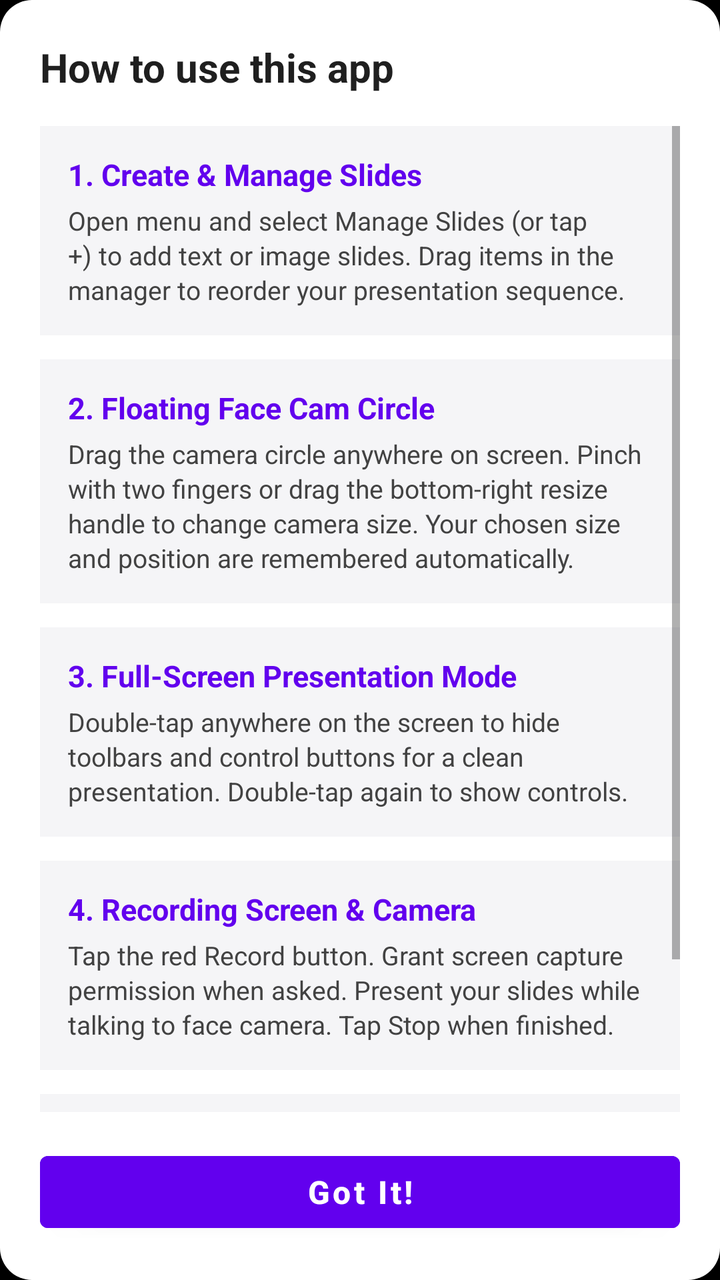
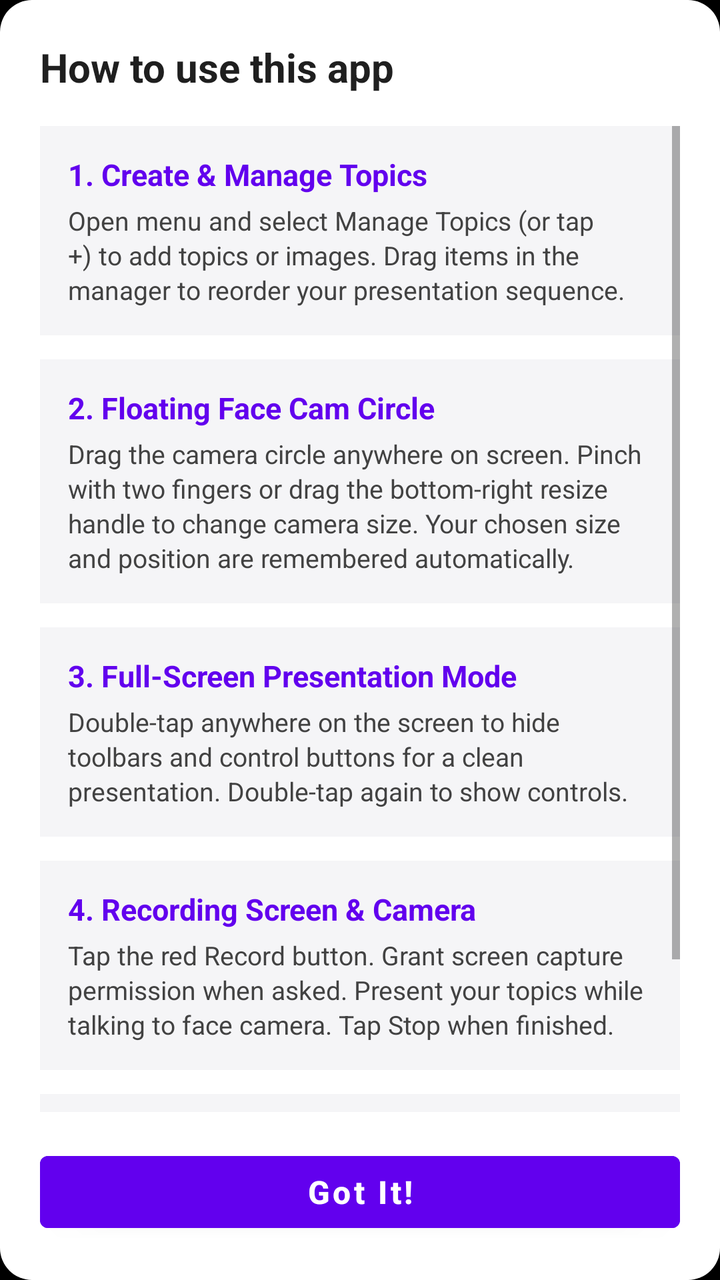

The first picture is an Android layout as it rendered before a commit; the second is the same layout after the commit. The layout source and the unified diff follow.
<!-- AndroidManifest.xml: application theme Theme.CustomScreen -->
<!-- res/layout/dialog_how_to_use.xml -->
<?xml version="1.0" encoding="utf-8"?>
<LinearLayout xmlns:android="http://schemas.android.com/apk/res/android"
    xmlns:app="http://schemas.android.com/apk/res-auto"
    android:layout_width="match_parent"
    android:layout_height="wrap_content"
    android:orientation="vertical"
    android:padding="20dp"
    android:background="@drawable/bg_dialog_rounded">

    <TextView
        android:layout_width="match_parent"
        android:layout_height="wrap_content"
        android:text="How to use this app"
        android:textColor="#1F1F1F"
        android:textSize="20sp"
        android:textStyle="bold"
        android:layout_marginBottom="16dp" />

    <ScrollView
        android:layout_width="match_parent"
        android:layout_height="0dp"
        android:layout_weight="1"
        android:maxHeight="420dp"
        android:overScrollMode="never">

        <LinearLayout
            android:layout_width="match_parent"
            android:layout_height="wrap_content"
            android:orientation="vertical">

            
            <LinearLayout
                android:layout_width="match_parent"
                android:layout_height="wrap_content"
                android:orientation="vertical"
                android:background="#F5F5F7"
                android:padding="14dp"
                android:layout_marginBottom="12dp">

                <TextView
                    android:layout_width="match_parent"
                    android:layout_height="wrap_content"
                    android:text="1. Create &amp; Manage Slides"
                    android:textColor="#6200EE"
                    android:textSize="15sp"
                    android:textStyle="bold"
                    android:layout_marginBottom="4dp" />

                <TextView
                    android:layout_width="match_parent"
                    android:layout_height="wrap_content"
                    android:text="Open menu and select Manage Slides (or tap +) to add text or image slides. Drag items in the manager to reorder your presentation sequence."
                    android:textColor="#424242"
                    android:textSize="13sp"
                    android:lineSpacingExtra="2dp" />
            </LinearLayout>

            
            <LinearLayout
                android:layout_width="match_parent"
                android:layout_height="wrap_content"
                android:orientation="vertical"
                android:background="#F5F5F7"
                android:padding="14dp"
                android:layout_marginBottom="12dp">

                <TextView
                    android:layout_width="match_parent"
                    android:layout_height="wrap_content"
                    android:text="2. Floating Face Cam Circle"
                    android:textColor="#6200EE"
                    android:textSize="15sp"
                    android:textStyle="bold"
                    android:layout_marginBottom="4dp" />

                <TextView
                    android:layout_width="match_parent"
                    android:layout_height="wrap_content"
                    android:text="Drag the camera circle anywhere on screen. Pinch with two fingers or drag the bottom-right resize handle to change camera size. Your chosen size and position are remembered automatically."
                    android:textColor="#424242"
                    android:textSize="13sp"
                    android:lineSpacingExtra="2dp" />
            </LinearLayout>

            
            <LinearLayout
                android:layout_width="match_parent"
                android:layout_height="wrap_content"
                android:orientation="vertical"
                android:background="#F5F5F7"
                android:padding="14dp"
                android:layout_marginBottom="12dp">

                <TextView
                    android:layout_width="match_parent"
                    android:layout_height="wrap_content"
                    android:text="3. Full-Screen Presentation Mode"
                    android:textColor="#6200EE"
                    android:textSize="15sp"
                    android:textStyle="bold"
                    android:layout_marginBottom="4dp" />

                <TextView
                    android:layout_width="match_parent"
                    android:layout_height="wrap_content"
                    android:text="Double-tap anywhere on the screen to hide toolbars and control buttons for a clean presentation. Double-tap again to show controls."
                    android:textColor="#424242"
                    android:textSize="13sp"
                    android:lineSpacingExtra="2dp" />
            </LinearLayout>

            
            <LinearLayout
                android:layout_width="match_parent"
                android:layout_height="wrap_content"
                android:orientation="vertical"
                android:background="#F5F5F7"
                android:padding="14dp"
                android:layout_marginBottom="12dp">

                <TextView
                    android:layout_width="match_parent"
                    android:layout_height="wrap_content"
                    android:text="4. Recording Screen &amp; Camera"
                    android:textColor="#6200EE"
                    android:textSize="15sp"
                    android:textStyle="bold"
                    android:layout_marginBottom="4dp" />

                <TextView
                    android:layout_width="match_parent"
                    android:layout_height="wrap_content"
                    android:text="Tap the red Record button. Grant screen capture permission when asked. Present your slides while talking to face camera. Tap Stop when finished."
                    android:textColor="#424242"
                    android:textSize="13sp"
                    android:lineSpacingExtra="2dp" />
            </LinearLayout>

            
            <LinearLayout
                android:layout_width="match_parent"
                android:layout_height="wrap_content"
                android:orientation="vertical"
                android:background="#F5F5F7"
                android:padding="14dp"
                android:layout_marginBottom="12dp">

                <TextView
                    android:layout_width="match_parent"
                    android:layout_height="wrap_content"
                    android:text="5. Finding Saved Videos"
                    android:textColor="#6200EE"
                    android:textSize="15sp"
                    android:textStyle="bold"
                    android:layout_marginBottom="4dp" />

                <TextView
                    android:layout_width="match_parent"
                    android:layout_height="wrap_content"
                    android:text="Recorded videos are automatically saved in HD to Movies/ScreenRecordings in your device Gallery."
                    android:textColor="#424242"
                    android:textSize="13sp"
                    android:lineSpacingExtra="2dp" />
            </LinearLayout>

        </LinearLayout>
    </ScrollView>

    <Button
        android:id="@+id/btn_close_guide"
        android:layout_width="match_parent"
        android:layout_height="48dp"
        android:layout_marginTop="16dp"
        android:text="Got It!"
        android:textAllCaps="false"
        android:textSize="16sp"
        android:textStyle="bold"
        android:textColor="#FFFFFF"
        android:backgroundTint="#6200EE" />

</LinearLayout>
<!-- resources referenced by this layout -->
<resources>
  <!-- drawable bg_dialog_rounded (drawable) -->
  <?xml version="1.0" encoding="utf-8"?>
  <shape xmlns:android="http://schemas.android.com/apk/res/android"
      android:shape="rectangle">
      <solid android:color="#FFFFFF" />
      <corners android:radius="16dp" />
  </shape>
  <style name="Theme.CustomScreen" parent="Theme.MaterialComponents.DayNight.NoActionBar">
          <item name="android:windowBackground">@android:color/black</item>
          <item name="android:statusBarColor">@android:color/transparent</item>
          <item name="android:navigationBarColor">@android:color/transparent</item>
          <item name="android:windowLightStatusBar">false</item>
          <item name="android:windowLightNavigationBar">false</item>
      </style>
</resources>

<!-- the commit's change to res/layout/dialog_how_to_use.xml (unified diff, before → after) -->
@@ -40,7 +40,7 @@
                 <TextView
                     android:layout_width="match_parent"
                     android:layout_height="wrap_content"
-                    android:text="1. Create &amp; Manage Slides"
+                    android:text="1. Create &amp; Manage Topics"
                     android:textColor="#6200EE"
                     android:textSize="15sp"
                     android:textStyle="bold"
@@ -49,7 +49,7 @@
                 <TextView
                     android:layout_width="match_parent"
                     android:layout_height="wrap_content"
-                    android:text="Open menu and select Manage Slides (or tap +) to add text or image slides. Drag items in the manager to reorder your presentation sequence."
+                    android:text="Open menu and select Manage Topics (or tap +) to add topics or images. Drag items in the manager to reorder your presentation sequence."
                     android:textColor="#424242"
                     android:textSize="13sp"
                     android:lineSpacingExtra="2dp" />
@@ -130,7 +130,7 @@
                 <TextView
                     android:layout_width="match_parent"
                     android:layout_height="wrap_content"
-                    android:text="Tap the red Record button. Grant screen capture permission when asked. Present your slides while talking to face camera. Tap Stop when finished."
+                    android:text="Tap the red Record button. Grant screen capture permission when asked. Present your topics while talking to face camera. Tap Stop when finished."
                     android:textColor="#424242"
                     android:textSize="13sp"
                     android:lineSpacingExtra="2dp" />
